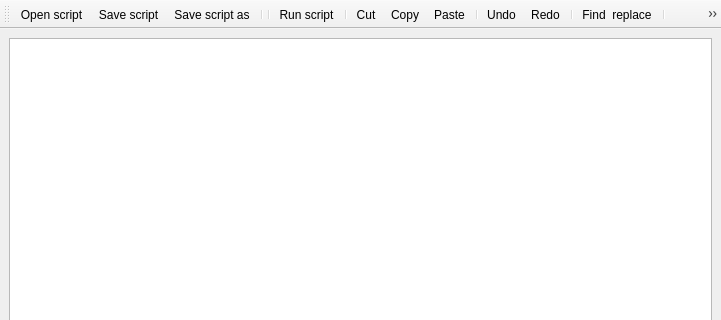
Old version of the form python/plugins/processing/ui/DlgScriptEditor.ui in the repository qgis/QGIS; both pictures show x 0 to 721 and y 0 to 320 of the 721 by 578 pixel window.
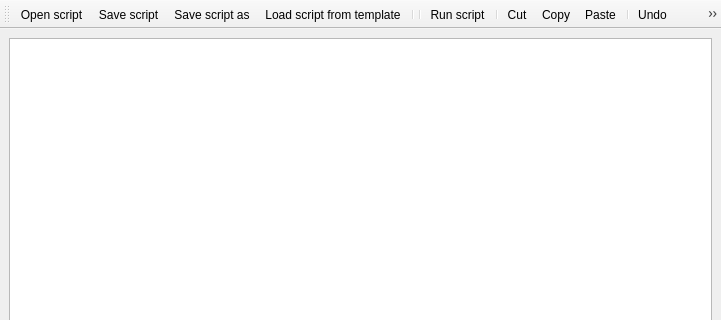
New version of the form. Custom widgets are drawn as their Qt base class.

Commit message: [processing][feature] load default script from template

The edit to the form file:
```diff
--- a/python/plugins/processing/ui/DlgScriptEditor.ui
+++ b/python/plugins/processing/ui/DlgScriptEditor.ui
@@ -106,6 +106,7 @@
    <addaction name="actionOpenScript"/>
    <addaction name="actionSaveScript"/>
    <addaction name="actionSaveScriptAs"/>
+   <addaction name="actionLoadFromTemplate"/>
    <addaction name="separator"/>
    <addaction name="separator"/>
    <addaction name="actionRunScript"/>
@@ -155,6 +156,17 @@
     <string>Ctrl+Shift+S</string>
    </property>
   </action>
+  <action name="actionLoadFromTemplate">
+   <property name="text">
+    <string>Load script from template...</string>
+   </property>
+   <property name="toolTip">
+    <string>oad script from template...</string>
+   </property>
+   <property name="shortcut">
+    <string>Ctrl+Shift+M</string>
+   </property>
+  </action>
   <action name="actionRunScript">
    <property name="text">
     <string>Run script</string>
```
The commit also changes 2 other files.
